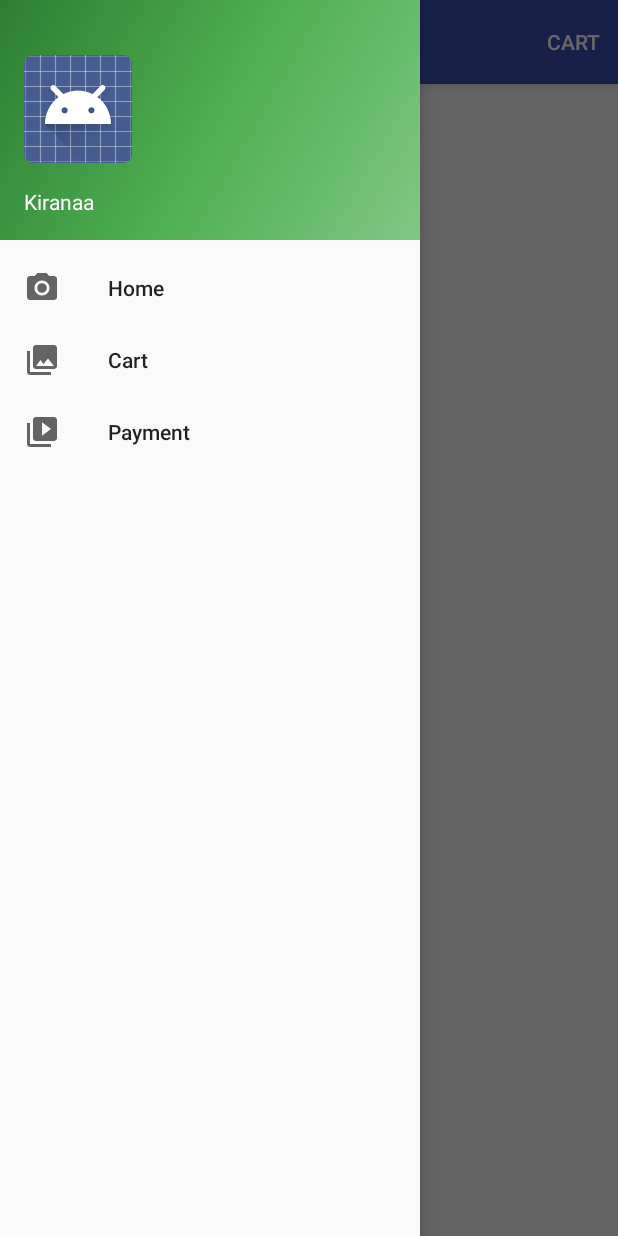
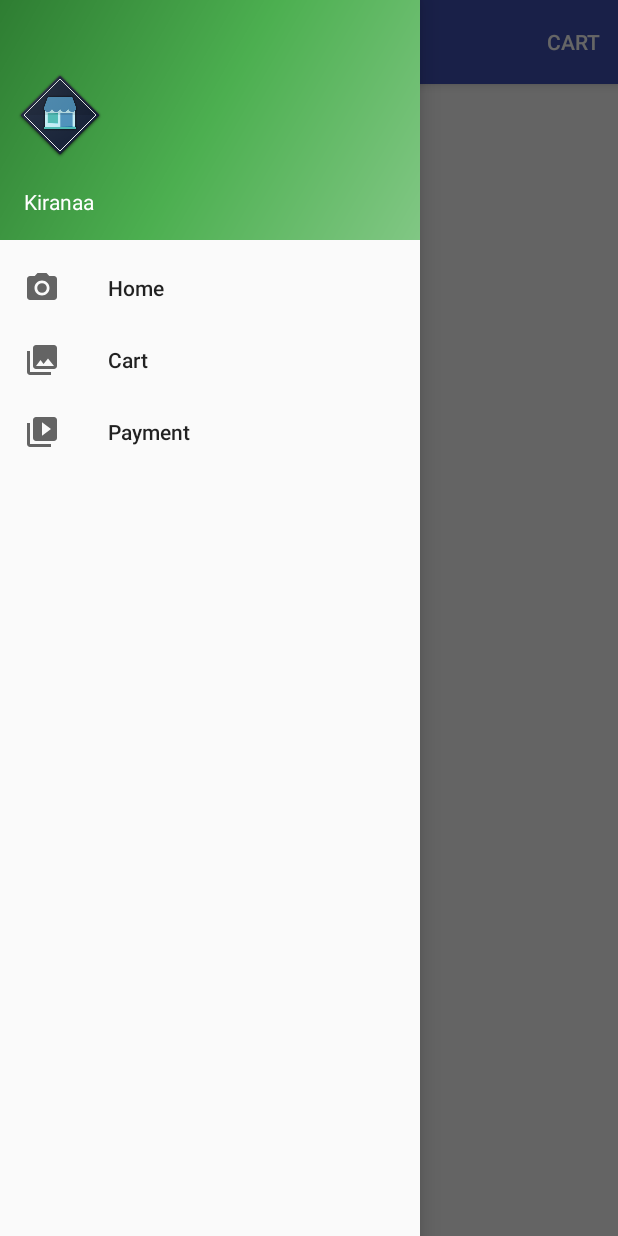
Before and after one commit to CS575DatabaseProject/Kiranaa, an Android app: the screen it shows after launch (MainActivity), with the side drawer open, on a phone screen of 412 x 824 dp. Run offline under Robolectric (Android 15) with nearby library versions, the phone set to English and light mode, and no system bars; our stand-ins replace Firebase (no records; nobody signed in at launch, a user with empty details on screens opened directly); libraries missing offline, so code that uses them is left out: com.firebase.ui.

Commit message:
list view revert fixed

```diff
--- a/app/src/main/AndroidManifest.xml
+++ b/app/src/main/AndroidManifest.xml
@@ -9,7 +9,7 @@
         android:allowBackup="true"
         android:icon="@mipmap/ic_launcher"
         android:label="@string/app_name"
-        android:roundIcon="@mipmap/ic_launcher_round"
+        android:roundIcon="@mipmap/ic_launcher"
         android:supportsRtl="true"
         android:theme="@style/AppTheme">
         <activity
--- a/app/src/main/java/com/example/batman/kiranaa/ProductsCardListAdapter.java
+++ b/app/src/main/java/com/example/batman/kiranaa/ProductsCardListAdapter.java
@@ -92,7 +92,7 @@ public class ProductsCardListAdapter extends BaseAdapter {
         //Setting the context
         productHolder.textViewProductName.setText(productListArray.get(i));
         productHolder.productValue.setText(productListArrayValue.get(i)+ " $");
-        productHolder.textViewNumber.setText("0");
+        productHolder.textViewNumber.setText(productCount.get(productListArray.get(i)).toString());
         Log.v("hashmap",""+productCount.keySet());
 
 
@@ -104,7 +104,7 @@ public class ProductsCardListAdapter extends BaseAdapter {
                 var.carthash.put(productListArray.get(i), productCount.get(productListArray.get(i)) + 1);
                 var.cartPrice.put(productListArray.get(i),Integer.parseInt(productListArrayValue.get(i)));
                 productCount.put(productListArray.get(i), var.carthash.get(productListArray.get(i)));
-                productHolder.textViewNumber.setText(productCount.get(productListArray.get(i)).toString());
+                productHolder.textViewNumber.setText(var.carthash.get(productListArray.get(i)).toString());
             }
         });
         productHolder.buttonRemove.setOnClickListener(new View.OnClickListener() {
--- a/app/src/main/res/layout/nav_header_main.xml
+++ b/app/src/main/res/layout/nav_header_main.xml
@@ -7,23 +7,25 @@
     android:gravity="bottom"
     android:orientation="vertical"
     android:paddingBottom="@dimen/activity_vertical_margin"
-    android:paddingLeft="@dimen/activity_horizontal_margin"
+
     android:paddingRight="@dimen/activity_horizontal_margin"
     android:paddingTop="@dimen/activity_vertical_margin"
     android:theme="@style/ThemeOverlay.AppCompat.Dark">
 
     <ImageView
         android:id="@+id/imageView"
-        android:layout_width="wrap_content"
-        android:layout_height="wrap_content"
+        android:layout_width="80dp"
+        android:layout_height="80dp"
+        android:layout_marginLeft="0dp"
         android:paddingTop="@dimen/nav_header_vertical_spacing"
-        app:srcCompat="@android:drawable/sym_def_app_icon" />
+        app:srcCompat="@drawable/web_hi_res_512" />
 
     <TextView
         android:layout_width="match_parent"
         android:layout_height="wrap_content"
         android:paddingTop="@dimen/nav_header_vertical_spacing"
         android:text="Kiranaa"
+        android:paddingLeft="16dp"
         android:textAppearance="@style/TextAppearance.AppCompat.Body1" />
 
 </LinearLayout>
```
Also changed, not shown: app/src/main/ic_launcher-web.png (added), app/src/main/res/drawable/icon.png (added), app/src/main/res/drawable/web_hi_res_512.png (added), app/src/main/res/mipmap-hdpi/ic_launcher.png, app/src/main/res/mipmap-mdpi/ic_launcher.png, app/src/main/res/mipmap-xhdpi/ic_launcher.png, app/src/main/res/mipmap-xxhdpi/ic_launcher.png, app/src/main/res/mipmap-xxxhdpi/ic_launcher.png.
